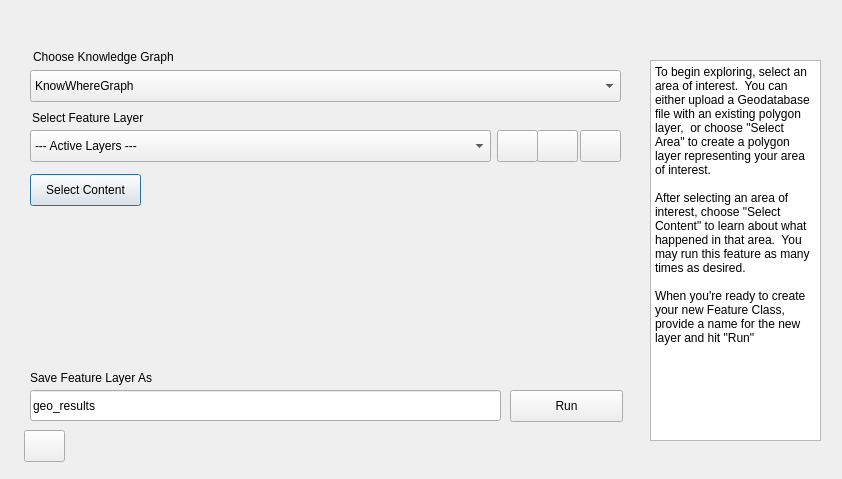
Before: the Qt Designer form kwg_geoenrichment/kwg_plugin_dialog_base.ui in KnowWhereGraph/geoenrichment-qgis, drawn with Qt 5.
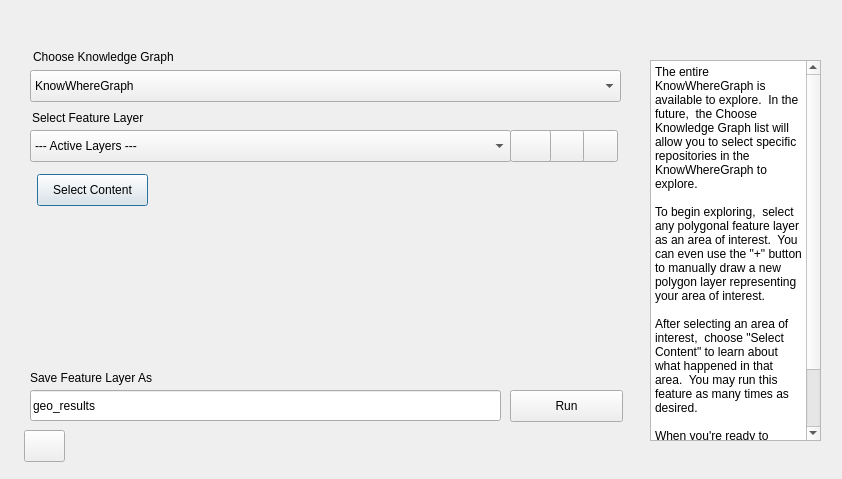
After: the same form once the commit is applied.

```diff
--- a/kwg_geoenrichment/kwg_plugin_dialog_base.ui
+++ b/kwg_geoenrichment/kwg_plugin_dialog_base.ui
@@ -42,7 +42,7 @@
   <widget class="QPushButton" name="pushButton_content">
    <property name="geometry">
     <rect>
-     <x>30</x>
+     <x>37</x>
      <y>174</y>
      <width>111</width>
      <height>32</height>
@@ -75,11 +75,13 @@
     </rect>
    </property>
    <property name="plainText">
-    <string>To begin exploring, select an area of interest.  You can either upload a Geodatabase file with an existing polygon layer,  or choose &quot;Select Area&quot; to create a polygon layer representing your area of interest.
+    <string>The entire KnowWhereGraph is available to explore.  In the future,  the Choose Knowledge Graph list will allow you to select specific repositories in the KnowWhereGraph to explore.
 
-After selecting an area of interest, choose &quot;Select Content&quot; to learn about what happened in that area.  You may run this feature as many times as desired.
+To begin exploring,  select any polygonal feature layer as an area of interest.  You can even use the &quot;+&quot; button to manually draw a new polygon layer representing your area of interest.
 
-When you're ready to create your new Feature Class,  provide a name for the new layer and hit &quot;Run&quot;</string>
+After selecting an area of interest,  choose &quot;Select Content&quot; to learn about what happened in that area.  You may run this feature as many times as desired.
+
+When you're ready to create your new Feature Class,  provide a name for the new layer and hit &quot;Run&quot;.</string>
    </property>
   </widget>
   <widget class="QComboBox" name="comboBox_layers">
@@ -87,7 +89,7 @@
     <rect>
      <x>30</x>
      <y>130</y>
-     <width>461</width>
+     <width>481</width>
      <height>32</height>
     </rect>
    </property>
@@ -103,7 +105,7 @@
   <widget class="QPushButton" name="pushButton_gdb">
    <property name="geometry">
     <rect>
-     <x>497</x>
+     <x>577</x>
      <y>130</y>
      <width>41</width>
      <height>32</height>
@@ -115,11 +117,17 @@
    <property name="text">
     <string/>
    </property>
+   <property name="iconSize">
+    <size>
+     <width>24</width>
+     <height>24</height>
+    </size>
+   </property>
   </widget>
   <widget class="QPushButton" name="pushButton_polygon">
    <property name="geometry">
     <rect>
-     <x>537</x>
+     <x>543</x>
      <y>130</y>
      <width>41</width>
      <height>32</height>
@@ -132,11 +140,17 @@
    <property name="text">
     <string/>
    </property>
+   <property name="iconSize">
+    <size>
+     <width>24</width>
+     <height>24</height>
+    </size>
+   </property>
   </widget>
   <widget class="QPushButton" name="pushButton_refresh">
    <property name="geometry">
     <rect>
-     <x>580</x>
+     <x>510</x>
      <y>130</y>
      <width>41</width>
      <height>32</height>
@@ -148,6 +162,12 @@
    <property name="text">
     <string/>
    </property>
+   <property name="iconSize">
+    <size>
+     <width>24</width>
+     <height>24</height>
+    </size>
+   </property>
   </widget>
   <widget class="QPushButton" name="toolButton">
    <property name="geometry">
```
Left out of the diff: 11 changed lines with no effect on the pictures.
